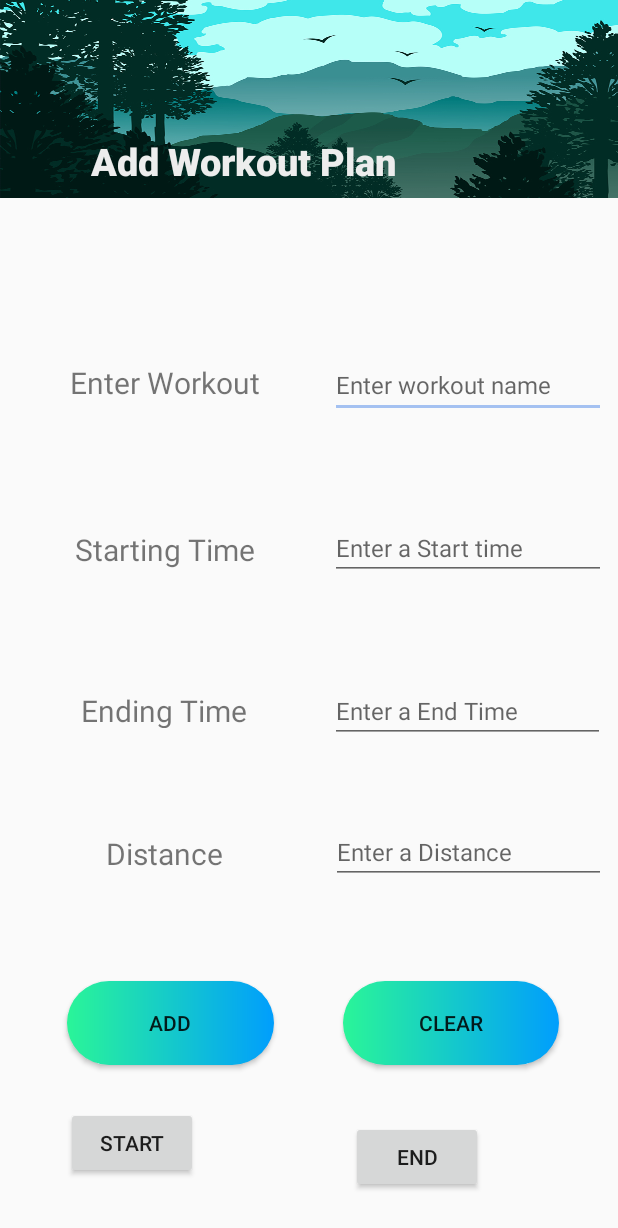
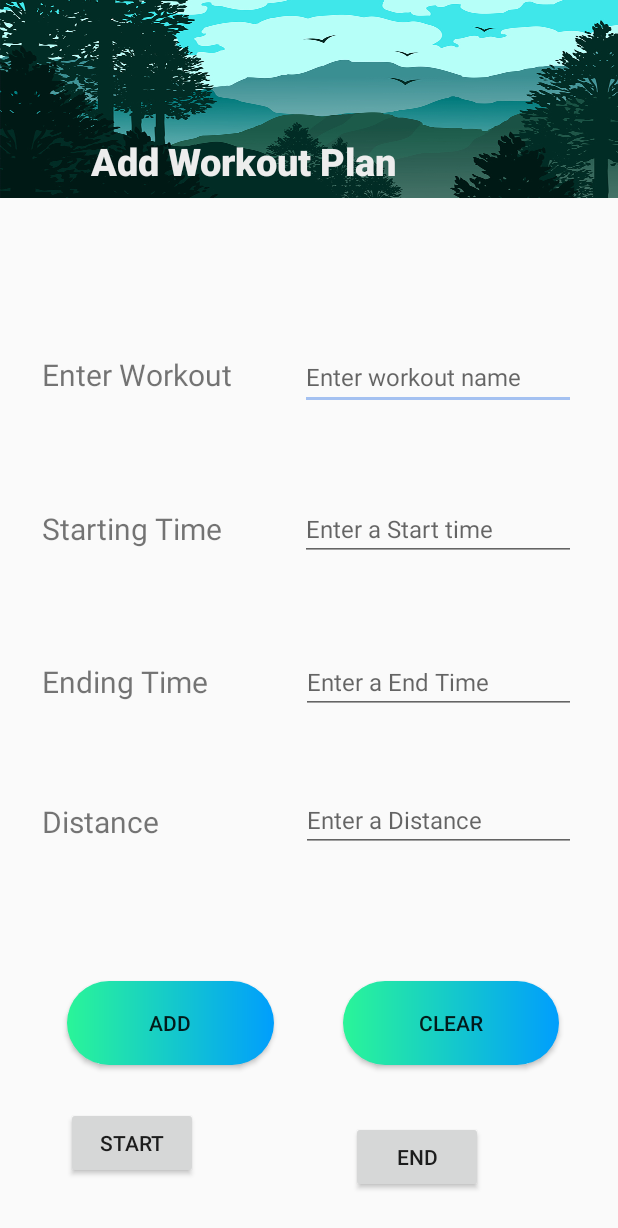
Before and after one commit to cobradashboard/DashHelper, an Android app: the add_plan screen opened directly, with no data from a screen before it, on a phone screen of 412 x 824 dp. Shown: the top 1228 px of the screen. Run offline under Robolectric (Android 15) with nearby library versions, the phone set to English and light mode, and no system bars; our stand-ins replace Firebase (no records; nobody signed in at launch, a user with empty details on screens opened directly); Roboto replaces fonts that are not available here.

Commit message:
interface alingment set

```diff
--- a/app/src/main/res/layout/activity_add_plan.xml
+++ b/app/src/main/res/layout/activity_add_plan.xml
@@ -37,20 +37,19 @@
 
     <TextView
         android:id="@+id/textView13"
-        android:layout_width="203dp"
+        android:layout_width="144dp"
         android:layout_height="36dp"
         android:layout_marginStart="8dp"
         android:layout_marginEnd="8dp"
         android:layout_marginBottom="8dp"
         android:text="@string/addWorkoutName"
-        android:textAlignment="center"
         android:textSize="20sp"
         app:layout_constraintBottom_toBottomOf="parent"
         app:layout_constraintEnd_toEndOf="parent"
-        app:layout_constraintHorizontal_bias="0.0"
+        app:layout_constraintHorizontal_bias="0.079"
         app:layout_constraintStart_toStartOf="parent"
         app:layout_constraintTop_toBottomOf="@+id/linearLayout8"
-        app:layout_constraintVertical_bias="0.169"
+        app:layout_constraintVertical_bias="0.16"
         tools:text="@string/addWorkoutName" />
 
     <EditText
@@ -69,20 +68,19 @@
 
     <TextView
         android:id="@+id/textView14"
-        android:layout_width="203dp"
+        android:layout_width="144dp"
         android:layout_height="29dp"
         android:layout_marginStart="8dp"
         android:layout_marginEnd="8dp"
         android:layout_marginBottom="8dp"
         android:text="@string/addstarttime"
-        android:textAlignment="center"
         android:textSize="20sp"
         app:layout_constraintBottom_toBottomOf="parent"
         app:layout_constraintEnd_toEndOf="parent"
-        app:layout_constraintHorizontal_bias="0.0"
+        app:layout_constraintHorizontal_bias="0.079"
         app:layout_constraintStart_toStartOf="parent"
         app:layout_constraintTop_toBottomOf="@+id/textView13"
-        app:layout_constraintVertical_bias="0.148"
+        app:layout_constraintVertical_bias="0.13"
         tools:text="@string/addstarttime" />
 
     <EditText
@@ -104,20 +102,19 @@
 
     <TextView
         android:id="@+id/Isdate"
-        android:layout_width="203dp"
-        android:layout_height="25dp"
+        android:layout_width="144dp"
+        android:layout_height="30dp"
         android:layout_marginStart="8dp"
         android:layout_marginEnd="8dp"
         android:layout_marginBottom="8dp"
         android:text="@string/addendtime"
-        android:textAlignment="center"
         android:textSize="20sp"
         app:layout_constraintBottom_toBottomOf="parent"
         app:layout_constraintEnd_toEndOf="parent"
-        app:layout_constraintHorizontal_bias="0.0"
+        app:layout_constraintHorizontal_bias="0.079"
         app:layout_constraintStart_toStartOf="parent"
         app:layout_constraintTop_toBottomOf="@+id/textView14"
-        app:layout_constraintVertical_bias="0.191"
+        app:layout_constraintVertical_bias="0.174"
         tools:text="@string/addendtime" />
 
     <EditText
@@ -136,20 +133,19 @@
 
     <TextView
         android:id="@+id/Iedate"
-        android:layout_width="202dp"
-        android:layout_height="26dp"
+        android:layout_width="144dp"
+        android:layout_height="33dp"
         android:layout_marginStart="8dp"
         android:layout_marginEnd="8dp"
         android:layout_marginBottom="8dp"
         android:text="@string/adddistance"
-        android:textAlignment="center"
         android:textSize="20sp"
         app:layout_constraintBottom_toBottomOf="parent"
         app:layout_constraintEnd_toEndOf="parent"
-        app:layout_constraintHorizontal_bias="0.005"
+        app:layout_constraintHorizontal_bias="0.079"
         app:layout_constraintStart_toStartOf="parent"
         app:layout_constraintTop_toBottomOf="@+id/Isdate"
-        app:layout_constraintVertical_bias="0.229"
+        app:layout_constraintVertical_bias="0.203"
         tools:text="@string/adddistance" />
 
     <EditText
@@ -164,7 +160,6 @@
         android:textSize="16sp"
         app:layout_constraintBaseline_toBaselineOf="@+id/Iedate"
         app:layout_constraintEnd_toEndOf="parent"
-        app:layout_constraintHorizontal_bias="1.0"
         app:layout_constraintStart_toEndOf="@+id/Iedate" />
 
     <Button
```
